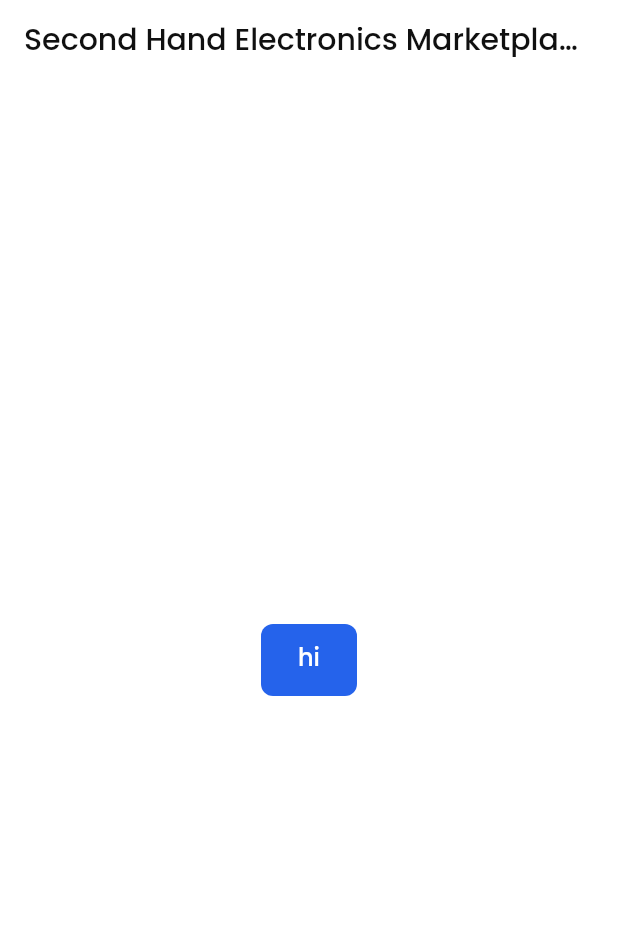
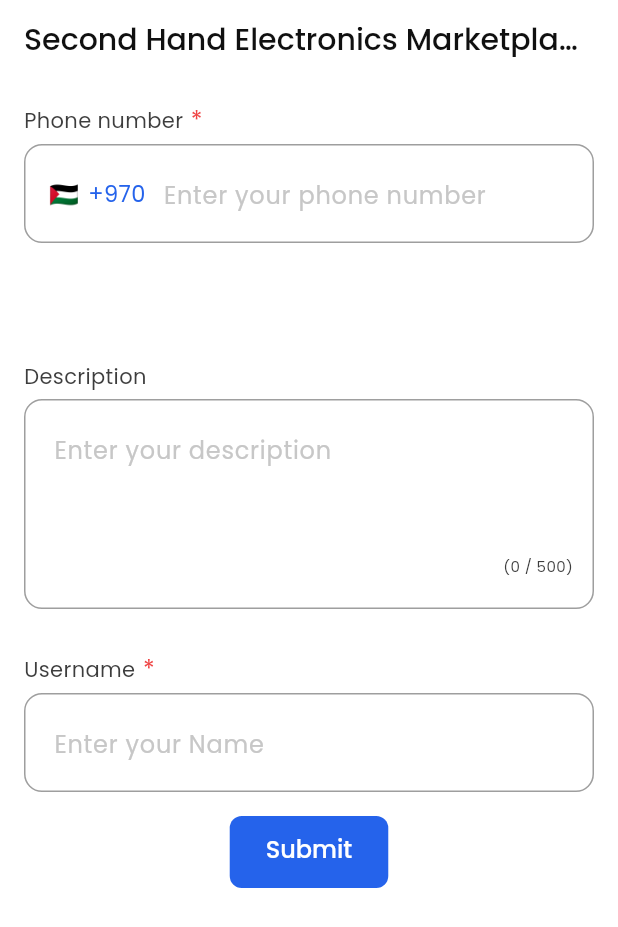
Before and after one commit to 2EMarket/electrolink-app, a Flutter app: the screen it shows after launch, on a phone screen of 412 x 824 dp. Shown: the top 927 px of the screen. Run offline on Flutter 3.47's test engine with Material 3 defaults, Android fonts, the phone set to English and light mode, and no system bars; our stand-ins replace device_preview.

Commit message:
amals components

```diff
--- /dev/null
+++ b/lib/amal.dart
@@ -0,0 +1,79 @@
+import 'package:flutter/material.dart';
+import 'configs/theme/theme_exports.dart';
+import 'core/widgets/widgets_exports.dart';
+import 'imports.dart';
+
+class AmalsApp extends StatelessWidget {
+  const AmalsApp({super.key});
+
+  // This widget is the root of your application.
+  @override
+  Widget build(BuildContext context) {
+    final _formKey = GlobalKey<FormState>();
+    final _descriptionController = TextEditingController();
+    final _nameController = TextEditingController();
+    final _phoneController = TextEditingController();
+
+    return MaterialApp(
+      locale: DevicePreview.locale(context),
+      builder: DevicePreview.appBuilder,
+      theme: AppTheme.lightTheme,
+      debugShowCheckedModeBanner: false,
+      home: Scaffold(
+        appBar: AppBar(title: Text('Second Hand Electronics Marketplace')),
+        body: Form(
+          key: _formKey,
+          child: Column(
+            children: [
+              TextInputsPhoneField(
+                controller: _phoneController,
+                validator: (value) {
+                  if ( value == null || value.trim().isEmpty) {
+                    return 'The number is wrong';
+                  }
+                  if (!RegExp(r'^\d+$').hasMatch(value)) {
+                    return 'Only numbers are allowed';
+                  }
+                  if (value.length < 9) {
+                    return 'The number is wrong';
+                  }
+                  return null;
+                },
+              ),
+              TextAreaInputsDescriptionField(
+                controller: _descriptionController,
+                validator: (value) {
+                  if (value == null || value.trim().isEmpty) {
+                    return 'Description is required';
+                  }
+                  return null;
+                },
+              ),
+              TextInputsUsernameField(
+                controller: _nameController,
+                validator: (value) {
+                  if (value == null || value.trim().isEmpty) {
+                    return 'Please Enter Your Name';
+                  }
+                  return null;
+                },
+              ),
+              ElevatedButton(
+                onPressed: () {
+                  if (_formKey.currentState!.validate()) {
+                    // submit logic
+                  }
+                },
+                child: const Text('Submit'),
+              ),
+            ],
+          ),
+        ),
+      ),
+
+      // body: Center(
+      //   child: ElevatedButton(onPressed: () {}, child: Text('hi')),
+      // ),
+    );
+  }
+}
--- a/lib/app.dart
+++ b/lib/app.dart
@@ -1,6 +1,6 @@
-import 'package:device_preview/device_preview.dart';
 import 'package:flutter/material.dart';
-import 'package:second_hand_electronics_marketplace/configs/theme/app_theme.dart';
+import 'configs/theme/theme_exports.dart';
+import 'imports.dart';
 
 class MyApp extends StatelessWidget {
   const MyApp({super.key});
@@ -13,12 +13,7 @@ class MyApp extends StatelessWidget {
       builder: DevicePreview.appBuilder,
       theme: AppTheme.lightTheme,
       debugShowCheckedModeBanner: false,
-      home: Scaffold(
-        appBar: AppBar(title: Text('Second Hand Electronics Marketplace')),
-        body: Center(
-          child: ElevatedButton(onPressed: () {}, child: Text('hi')),
-        ),
-      ),
+      home: Center(child: ElevatedButton(onPressed: () {}, child: Text('hi'))),
     );
   }
 }
--- a/lib/configs/theme/app_typography.dart
+++ b/lib/configs/theme/app_typography.dart
@@ -1,4 +1,6 @@
 import 'package:flutter/material.dart';
+
+import 'app_colors.dart';
 
 /// Design system typography for mobile
 /// Font family: Poppins
@@ -83,6 +85,13 @@ class AppTypography {
     fontSize: 14,
     height: 1.0,
   );
+  static const TextStyle body15Regular = TextStyle(
+    fontFamily: _fontFamily,
+    fontWeight: FontWeight.w400,
+    fontSize: 15,
+    height: 1.0,
+    color: AppColors.mainColor
+  );
 
   static const TextStyle body14Medium = TextStyle(
     fontFamily: _fontFamily,
--- /dev/null
+++ b/lib/configs/theme/theme_exports.dart
@@ -0,0 +1,4 @@
+export  '../../configs/theme/app_typography.dart';
+export '../../configs/theme/app_colors.dart';
+export '../../configs/theme/app_shadows.dart';
+export 'package:second_hand_electronics_marketplace/configs/theme/app_theme.dart';
--- /dev/null
+++ b/lib/core/constants/constants_exports.dart
@@ -0,0 +1,4 @@
+export 'package:second_hand_electronics_marketplace/core/constants/api_endpoints.dart';
+export 'package:second_hand_electronics_marketplace/core/constants/app_strings.dart';
+export 'package:second_hand_electronics_marketplace/core/constants/app_urls.dart';
+export 'package:second_hand_electronics_marketplace/core/constants/image_assets.dart';
--- /dev/null
+++ b/lib/core/widgets/text_area_inputs_description_field.dart
@@ -0,0 +1,92 @@
+import 'package:flutter/material.dart';
+import '../../configs/theme/theme_exports.dart';
+
+class TextAreaInputsDescriptionField extends StatefulWidget {
+  const TextAreaInputsDescriptionField({
+    super.key,
+    this.validator,
+    required this.controller,
+  });
+
+  final String? Function(String?)? validator;
+  final TextEditingController controller;
+
+  @override
+  State<TextAreaInputsDescriptionField> createState() =>
+      _TextAreaInputsDescriptionFieldState();
+}
+
+class _TextAreaInputsDescriptionFieldState
+    extends State<TextAreaInputsDescriptionField> {
+  static const maxChars = 500;
+
+  OutlineInputBorder _border(Color color) {
+    return OutlineInputBorder(
+      borderRadius: BorderRadius.circular(12),
+      borderSide: BorderSide(width: 1, color: color),
+    );
+  }
+
+  @override
+  Widget build(BuildContext context) {
+    return Padding(
+      padding: const EdgeInsets.all(16),
+      child: Column(
+        crossAxisAlignment: CrossAxisAlignment.start,
+        children: [
+          const SizedBox(height: 50),
+          Text('Description', style: AppTypography.body14Regular),
+          const SizedBox(height: 8),
+          Stack(
+            children: [
+              SizedBox(
+                width: double.infinity,
+                height: 140,
+                child: TextFormField(
+                  controller: widget.controller,
+
+                  onChanged: (_) => setState(() {}),
+                  maxLines: 6,
+                  maxLength: maxChars,
+                  validator: widget.validator,
+                  /*  validator: (value) {
+                    if (value == null || value.trim().isEmpty) {
+                      return 'Description is required';
+                    }
+                    return null;
+                  },*/
+                  decoration: InputDecoration(
+                    hintText: 'Enter your description',
+                    contentPadding: const EdgeInsets.fromLTRB(16, 16, 16, 32),
+                    filled: true,
+                    fillColor: Colors.white,
+                    counterText: '',
+                    // Borders
+                    border: _border(Colors.grey),
+                    enabledBorder: _border(Colors.grey),
+                    focusedBorder: _border(Colors.blue),
+                    errorBorder: _border(Colors.red),
+                    focusedErrorBorder: _border(Colors.red),
+                  ),
+                ),
+              ),
+              Positioned(
+                bottom: 12,
+                right: 14,
+                child: Column(
+                  children: [
+                    Text(
+                      '(${widget.controller.text.length} / $maxChars)',
+                      style: AppTypography.label10Regular,
+                    ),
+                    SizedBox(height: 12),
+                  ],
+                ),
+              ),
+            ],
+          ),
+        ],
+      ),
+    );
+  }
+}
--- /dev/null
+++ b/lib/core/widgets/text_inputs_phone_field.dart
@@ -0,0 +1,88 @@
+import 'package:flutter/material.dart';
+
+import '../../configs/theme/theme_exports.dart';
+
+class TextInputsPhoneField extends StatelessWidget {
+  final TextEditingController controller;
+  final String? Function(String?)? validator;
+
+  final int maxChars;
+
+  const TextInputsPhoneField({
+    super.key,
+    required this.controller,
+    this.maxChars = 9,
+    this.validator,
+  });
+
+  OutlineInputBorder _border(Color color) {
+    return OutlineInputBorder(
+      borderRadius: BorderRadius.circular(12),
+      borderSide: BorderSide(width: 1, color: color),
+    );
+  }
+
+  @override
+  Widget build(BuildContext context) {
+    return Padding(
+      padding: const EdgeInsets.all(16),
+      child: Column(
+        crossAxisAlignment: CrossAxisAlignment.start,
+        children: [
+          Row(
+            children: [
+              Text('Phone number', style: AppTypography.body14Regular),
+              SizedBox(width: 5),
+              Text('*', style: TextStyle(color: AppColors.error)),
+            ],
+          ),
+          const SizedBox(height: 8),
+          SizedBox(
+            width: double.infinity,
+            child: TextFormField(
+              keyboardType: TextInputType.number,
+              controller: controller,
+              maxLength: maxChars,
+              validator: validator,
+              /*
+                   validator: (value) {
+                  if ( value == null || value.trim().isEmpty) {
+                    return 'The number is wrong';
+                  }
+                  if (!RegExp(r'^\d+$').hasMatch(value)) {
+                    return 'Only numbers are allowed';
+                  }
+                  return null;
+                },
+                    */
+              decoration: InputDecoration(
+                prefixIcon: Padding(
+                  padding: const EdgeInsets.only(left: 12, right: 8),
+                  child: Row(
+                    mainAxisSize: MainAxisSize.min,
+                    children: [
+                      Text(' 🇵🇸'),
+                      const SizedBox(width: 6),
+                      const Text('+970', style: AppTypography.body15Regular),
+                    ],
+                  ),
+                ),
+                hintText: 'Enter your phone number',
+                contentPadding: const EdgeInsets.fromLTRB(16, 16, 16, 32),
+                filled: true,
+                fillColor: Colors.white,
+                counterText: '',
+                // Borders
+                border: _border(Colors.grey),
+                enabledBorder: _border(Colors.grey),
+                focusedBorder: _border(Colors.blue),
+                errorBorder: _border(Colors.red),
+                focusedErrorBorder: _border(Colors.red),
+              ),
+            ),
+          ),
+        ],
+      ),
+    );
+  }
+}
--- /dev/null
+++ b/lib/core/widgets/text_inputs_username_field.dart
@@ -0,0 +1,72 @@
+import 'package:flutter/material.dart';
+import '../../configs/theme/theme_exports.dart';
+
+class TextInputsUsernameField extends StatelessWidget {
+  final TextEditingController controller;
+  final String? Function(String?)? validator;
+
+  final int maxChars;
+
+  const TextInputsUsernameField({
+    super.key,
+    required this.controller,
+    this.maxChars = 50,
+    this.validator,
+  });
+
+  OutlineInputBorder _border(Color color) {
+    return OutlineInputBorder(
+      borderRadius: BorderRadius.circular(12),
+      borderSide: BorderSide(width: 1, color: color),
+    );
+  }
+
+  @override
+  Widget build(BuildContext context) {
+    return Padding(
+      padding: const EdgeInsets.all(16),
+      child: Column(
+        crossAxisAlignment: CrossAxisAlignment.start,
+        children: [
+          Row(
+            children: [
+              Text('Username', style: AppTypography.body14Regular),
+              SizedBox(width: 5),
+              Text('*', style: TextStyle(color: AppColors.error)),
+            ],
+          ),
+          const SizedBox(height: 8),
+          SizedBox(
+            width: double.infinity,
+            child: TextFormField(
+              controller: controller,
+              maxLength: maxChars,
+              validator: validator,
+              /*
+               validator: (value) {
+            if (value == null || value.trim().isEmpty) {
+              return 'Please Enter Your Name';
+            }
+            return null;
+          },
+                */
+              decoration: InputDecoration(
+                hintText: 'Enter your Name',
+                contentPadding: const EdgeInsets.fromLTRB(16, 16, 16, 32),
+                filled: true,
+                fillColor: Colors.white,
+                counterText: '',
+                // Borders
+                border: _border(Colors.grey),
+                enabledBorder: _border(Colors.grey),
+                focusedBorder: _border(Colors.blue),
+                errorBorder: _border(Colors.red),
+                focusedErrorBorder: _border(Colors.red),
+              ),
+            ),
+          ),
+        ],
+      ),
+    );
+  }
+}
--- /dev/null
+++ b/lib/core/widgets/widgets_exports.dart
@@ -0,0 +1,3 @@
+export 'package:second_hand_electronics_marketplace/core/widgets/text_area_inputs_description_field.dart';
+export 'package:second_hand_electronics_marketplace/core/widgets/text_inputs_username_field.dart';
+export 'package:second_hand_electronics_marketplace/core/widgets/text_inputs_phone_field.dart';
--- a/lib/imports.dart
+++ b/lib/imports.dart
@@ -0,0 +1,3 @@
+
+export 'package:second_hand_electronics_marketplace/app.dart';
+export 'package:device_preview/device_preview.dart';
--- a/lib/main.dart
+++ b/lib/main.dart
@@ -1,7 +1,9 @@
-import 'package:device_preview/device_preview.dart';
 import 'package:flutter/material.dart';
-import 'package:second_hand_electronics_marketplace/app.dart';
+
+import 'amal.dart';
+import 'imports.dart';
 
 void main() {
-  runApp(DevicePreview(enabled: false, builder: (context) => const MyApp()));
+  runApp(DevicePreview(enabled: true,
+      builder: (context) => const AmalsApp()));
 }
--- a/pubspec.yaml
+++ b/pubspec.yaml
@@ -10,7 +10,7 @@ environment:
 dependencies:
   flutter:
     sdk: flutter
-  device_preview: ^1.3.1
+  device_preview: ^1.2.0
 
 dev_dependencies:
   flutter_test:
```
Also changed, not shown: pubspec.lock, 1 other file.
